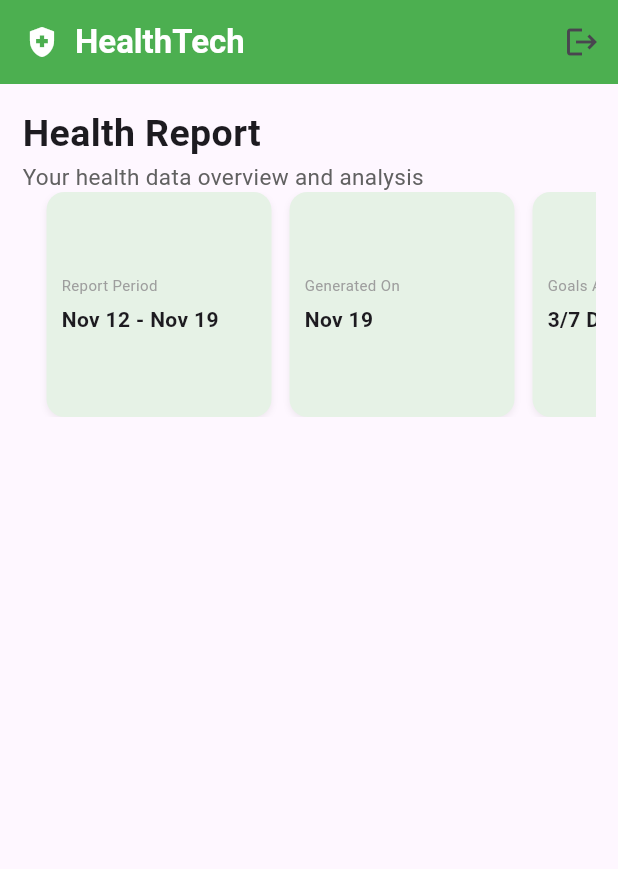
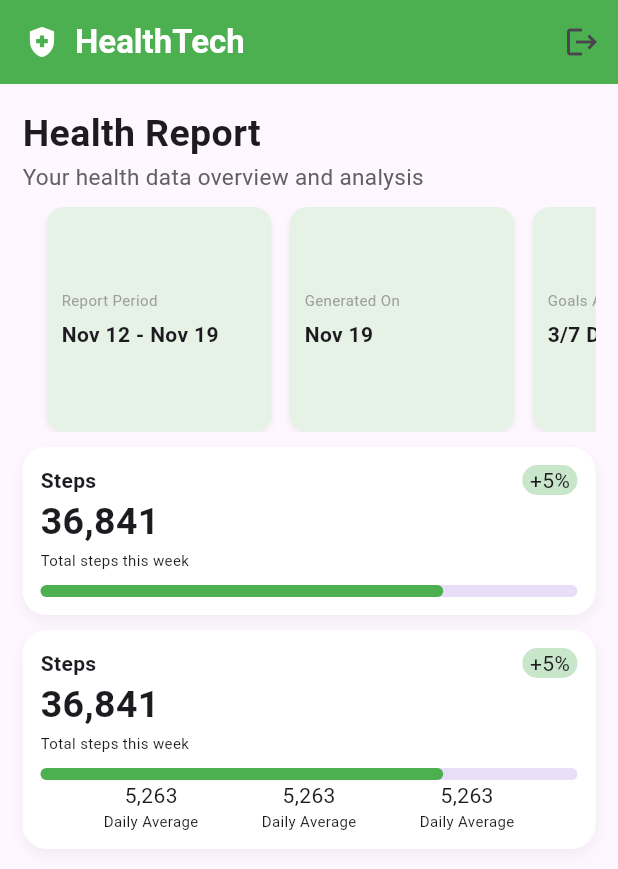
Before and after one commit to xx2301/healthtech-team-project, a Flutter app: the screen it shows after launch, on a phone screen of 412 x 824 dp. Shown: the top 869 px of the screen. Run offline on Flutter 3.47's test engine with Material 3 defaults, Android fonts, the light colour scheme and no system bars; our stand-ins replace flutter_bloc, shared_preferences; accounts and stored records are empty.

Commit message:
report page update

```diff
--- a/frontend/src/auth2_flutter/lib/features/report/presentation/pages/report_page.dart
+++ b/frontend/src/auth2_flutter/lib/features/report/presentation/pages/report_page.dart
@@ -67,24 +67,197 @@ class _ReportPageState extends State<ReportPage> {
           child: Column(
             crossAxisAlignment: CrossAxisAlignment.start,
             children: [
-              Text("Health Report", style: TextStyle(fontWeight: FontWeight.bold, fontSize: 25),),
-              Text("Your health data overview and analysis", style: TextStyle(color: Colors.grey[700], fontSize: 15),),
+              Text(
+                "Health Report",
+                style: TextStyle(fontWeight: FontWeight.bold, fontSize: 25),
+              ),
+              Text(
+                "Your health data overview and analysis",
+                style: TextStyle(color: Colors.grey[700], fontSize: 15),
+              ),
+
+              const SizedBox(height: 10),
 
               SizedBox(
                 height: 150,
-                child: GridView.count(crossAxisCount:
-                1,
-                scrollDirection: Axis.horizontal,
-                mainAxisSpacing: 12,
-                padding: const EdgeInsets.symmetric(horizontal: 16),
-                children: [
-                  InfoCards(title:"Report Period", subtitle: "Nov 12 - Nov 19"),
+                child: GridView.count(
+                  crossAxisCount: 1,
+                  scrollDirection: Axis.horizontal,
+                  mainAxisSpacing: 12,
+                  padding: const EdgeInsets.symmetric(horizontal: 16),
+                  children: [
+                    InfoCards(
+                      title: "Report Period",
+                      subtitle: "Nov 12 - Nov 19",
+                    ),
 
-                  InfoCards(title:"Generated On", subtitle: "Nov 19"),
+                    InfoCards(title: "Generated On", subtitle: "Nov 19"),
 
-                  InfoCards(title:"Goals Acheived", subtitle: "3/7 Days")
-                ],),
-              )
+                    InfoCards(title: "Goals Acheived", subtitle: "3/7 Days"),
+                  ],
+                ),
+              ),
+
+              const SizedBox(height: 10),
+
+              Container(
+                padding: const EdgeInsets.all(12),
+                decoration: BoxDecoration(
+                  color: Colors.white,
+                  borderRadius: BorderRadius.circular(16),
+                  boxShadow: [
+                    BoxShadow(
+                      color: Colors.black.withOpacity(0.05),
+                      blurRadius: 8,
+                      offset: const Offset(0, 4),
+                    ),
+                  ],
+                ),
+
+                child: Column(
+                  mainAxisAlignment: MainAxisAlignment.spaceBetween,
+                  crossAxisAlignment: CrossAxisAlignment.start,
+                  children: [
+                    Row(
+                      mainAxisAlignment: MainAxisAlignment.spaceBetween,
+                      children: [
+                        Text(
+                          "Steps",
+                          style: TextStyle(fontWeight: FontWeight.bold),
+                        ),
+
+                        // steps progress status
+                        Container(
+                          padding: EdgeInsets.only(left: 5, right: 5),
+                          decoration: BoxDecoration(
+                            color: Colors.green[100],
+                            borderRadius: BorderRadius.circular(12),
+                          ),
+                          child: Text("+5%"),
+                        ),
+                      ],
+                    ),
+
+                    Text(
+                      "36,841",
+                      style: TextStyle(
+                        fontWeight: FontWeight.bold,
+                        fontSize: 25,
+                      ),
+                    ),
+
+                    Text(
+                      "Total steps this week",
+                      style: TextStyle(fontSize: 10),
+                    ),
+
+                    const SizedBox(height: 10),
+
+                    // steps progress bar
+                    LinearProgressIndicator(
+                      value: 0.75,
+                      valueColor: AlwaysStoppedAnimation(Colors.green),
+                      minHeight: 8,
+                      borderRadius: BorderRadius.circular(12),
+                    ),
+                  ],
+                ),
+              ),
+              const SizedBox(height: 10),
+
+              Container(
+                padding: const EdgeInsets.all(12),
+                decoration: BoxDecoration(
+                  color: Colors.white,
+                  borderRadius: BorderRadius.circular(16),
+                  boxShadow: [
+                    BoxShadow(
+                      color: Colors.black.withOpacity(0.05),
+                      blurRadius: 8,
+                      offset: const Offset(0, 4),
+                    ),
+                  ],
+                ),
+
+                child: Column(
+                  mainAxisAlignment: MainAxisAlignment.spaceBetween,
+                  crossAxisAlignment: CrossAxisAlignment.start,
+                  children: [
+                    Row(
+                      mainAxisAlignment: MainAxisAlignment.spaceBetween,
+                      children: [
+                        Text(
+                          "Steps",
+                          style: TextStyle(fontWeight: FontWeight.bold),
+                        ),
+
+                        // steps progress status
+                        Container(
+                          padding: EdgeInsets.only(left: 5, right: 5),
+                          decoration: BoxDecoration(
+                            color: Colors.green[100],
+                            borderRadius: BorderRadius.circular(12),
+                          ),
+                          child: Text("+5%"),
+                        ),
+                      ],
+                    ),
+
+                    Text(
+                      "36,841",
+                      style: TextStyle(
+                        fontWeight: FontWeight.bold,
+                        fontSize: 25,
+                      ),
+                    ),
+
+                    Text(
+                      "Total steps this week",
+                      style: TextStyle(fontSize: 10),
+                    ),
+
+
+
+                    const SizedBox(height: 10),
+
+                    // steps progress bar
+                    LinearProgressIndicator(
+                      value: 0.75,
+                      valueColor: AlwaysStoppedAnimation(Colors.green),
+                      minHeight: 8,
+                      borderRadius: BorderRadius.circular(12),
+                    ),
+
+                    Row(
+                      mainAxisAlignment: MainAxisAlignment.spaceEvenly,
+                      crossAxisAlignment: CrossAxisAlignment.start,
+                      children: [
+                        Column(
+                          children: [
+                            Text("5,263",),
+                            Text("Daily Average", style: TextStyle(fontSize: 10,))
+                          ],
+                        ),
+
+                        Column(
+                          children: [
+                            Text("5,263"),
+                           Text("Daily Average", style: TextStyle(fontSize: 10,))
+                          ],
+                        ),
+
+                        Column(
+                          children: [
+                            Text("5,263"),
+                            Text("Daily Average", style: TextStyle(fontSize: 10,))
+                          ],
+                        )
+                      ],
+
+                    ),
+                  ],
+                ),
+              ),
             ],
           ),
         ),
```
